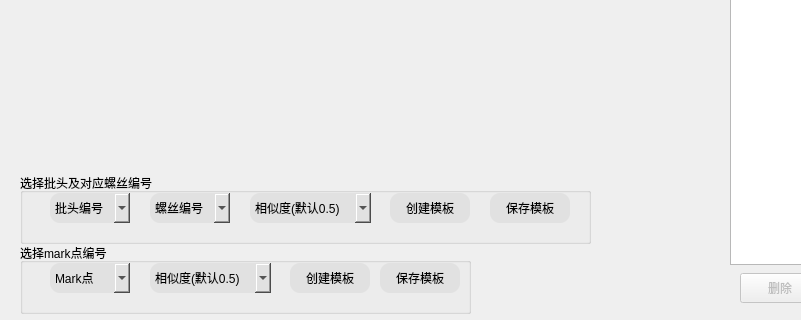
The window that AQRVison/dialogshapemodel.ui (MacavityT/2D_ScrewLocation) describes before a commit, drawn with Qt 5; both pictures show x 0 to 801 and y 337 to 657 of the 1024 by 657 pixel window.
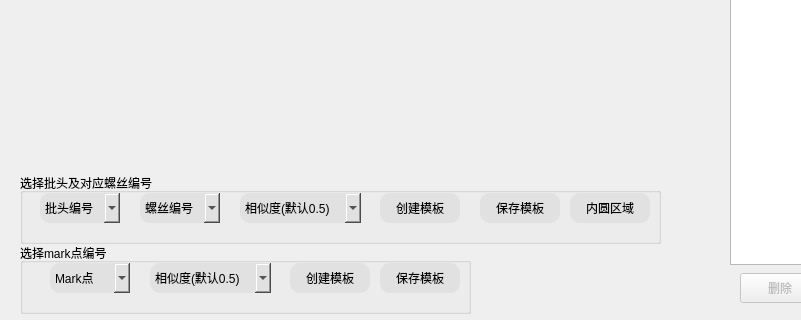
The same window after the commit.

Patch:
```diff
--- a/AQRVison/dialogshapemodel.ui
+++ b/AQRVison/dialogshapemodel.ui
@@ -123,7 +123,7 @@
     <rect>
      <x>20</x>
      <y>510</y>
-     <width>571</width>
+     <width>641</width>
      <height>71</height>
     </rect>
    </property>
@@ -133,7 +133,7 @@
    <widget class="QComboBox" name="combo_Type">
     <property name="geometry">
      <rect>
-      <x>30</x>
+      <x>20</x>
       <y>20</y>
       <width>80</width>
       <height>30</height>
@@ -172,7 +172,7 @@
    <widget class="QPushButton" name="pushButton_confirm">
     <property name="geometry">
      <rect>
-      <x>370</x>
+      <x>360</x>
       <y>20</y>
       <width>80</width>
       <height>30</height>
@@ -189,7 +189,7 @@
    <widget class="QComboBox" name="combo_ShangStd">
     <property name="geometry">
      <rect>
-      <x>130</x>
+      <x>120</x>
       <y>20</y>
       <width>80</width>
       <height>30</height>
@@ -361,7 +361,7 @@
    <widget class="QPushButton" name="pushButtonCreateShapeModel">
     <property name="geometry">
      <rect>
-      <x>470</x>
+      <x>460</x>
       <y>20</y>
       <width>80</width>
       <height>30</height>
@@ -378,7 +378,7 @@
    <widget class="QComboBox" name="combo_Score">
     <property name="geometry">
      <rect>
-      <x>230</x>
+      <x>220</x>
       <y>20</y>
       <width>121</width>
       <height>30</height>
@@ -447,6 +447,23 @@
      </property>
     </item>
    </widget>
+   <widget class="QPushButton" name="pushButtonInnerCircleRegion">
+    <property name="geometry">
+     <rect>
+      <x>550</x>
+      <y>20</y>
+      <width>80</width>
+      <height>30</height>
+     </rect>
+    </property>
+    <property name="styleSheet">
+     <string notr="true">background-color:rgb(225,225,225);
+border-radius:10px;</string>
+    </property>
+    <property name="text">
+     <string>内圆区域</string>
+    </property>
+   </widget>
   </widget>
   <widget class="QPushButton" name="pushButtonSaveOne">
    <property name="geometry">
```
